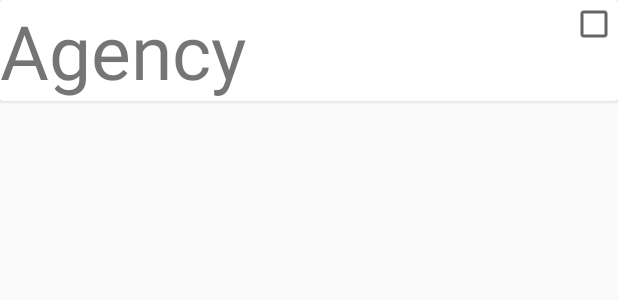
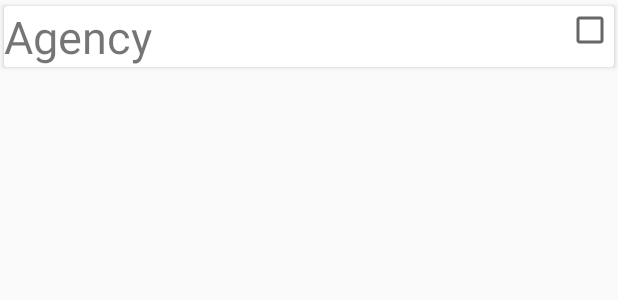
Before and after one commit to mrahimov/Hackathon, an Android app: the layout jobs_item_view.xml on its own in the app's theme, with its tools: preview values and no code run, on a phone screen of 412 x 824 dp. Shown: the top 300 px of the screen. Run offline under Robolectric (Android 15) with nearby library versions, the phone set to English and light mode, and no system bars.

Commit message:
fixed item_view

```diff
--- a/app/src/main/res/layout/jobs_item_view.xml
+++ b/app/src/main/res/layout/jobs_item_view.xml
@@ -3,24 +3,31 @@
 
 
     xmlns:android="http://schemas.android.com/apk/res/android"
+    xmlns:app="http://schemas.android.com/apk/res-auto"
     android:layout_width="match_parent"
-    android:layout_height="match_parent">
+    android:layout_height="wrap_content">
 
     <android.support.v7.widget.CardView
+        cardElevation="8dp"
+        cardPreventCornerOverlap="false"
         android:layout_width="match_parent"
-        android:layout_height="wrap_content">
+        android:layout_height="wrap_content"
+        app:cardCornerRadius="2dp"
+        app:cardUseCompatPadding="true"
+        app:cardElevation="2dp"
+        android:foreground="?android:attr/selectableItemBackground">
 
         <TextView
             android:id="@+id/agency_textView"
+            android:layout_width="wrap_content"
+            android:layout_height="wrap_content"
             android:text="Agency"
-            android:textSize="50sp"
-            android:layout_width="wrap_content"
-            android:layout_height="wrap_content" />
+            android:textSize="30sp" />
 
         <CheckBox
-            android:layout_gravity="end"
             android:layout_width="wrap_content"
-            android:layout_height="wrap_content" />
+            android:layout_height="wrap_content"
+            android:layout_gravity="end" />
 
     </android.support.v7.widget.CardView>
 
```
